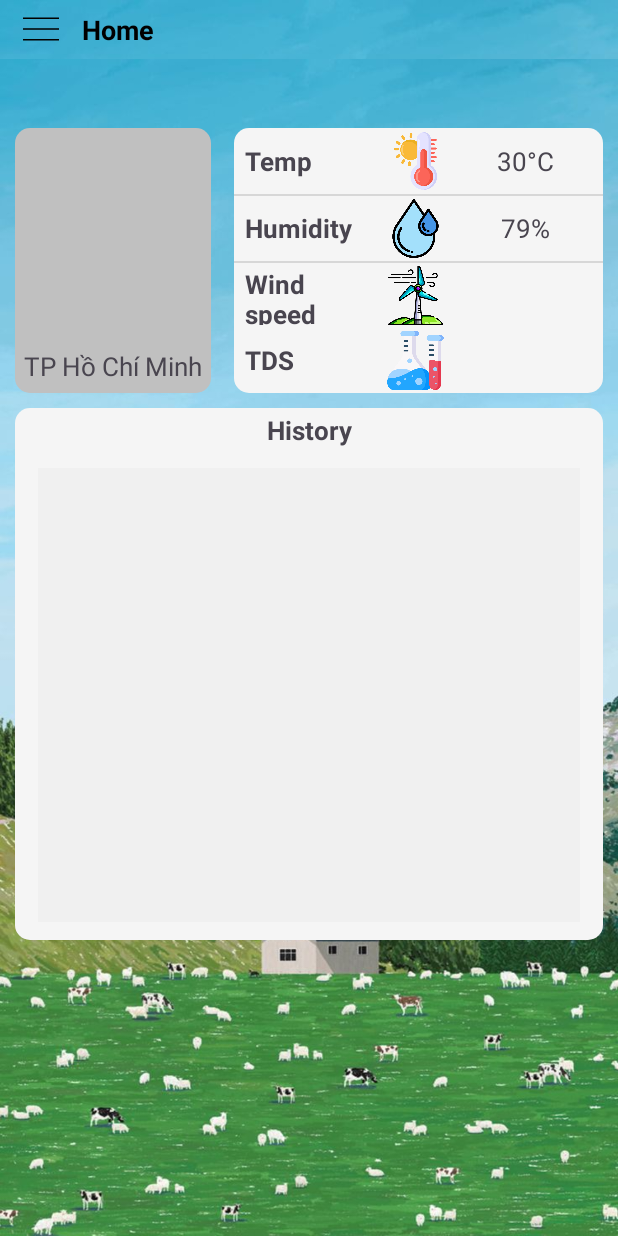
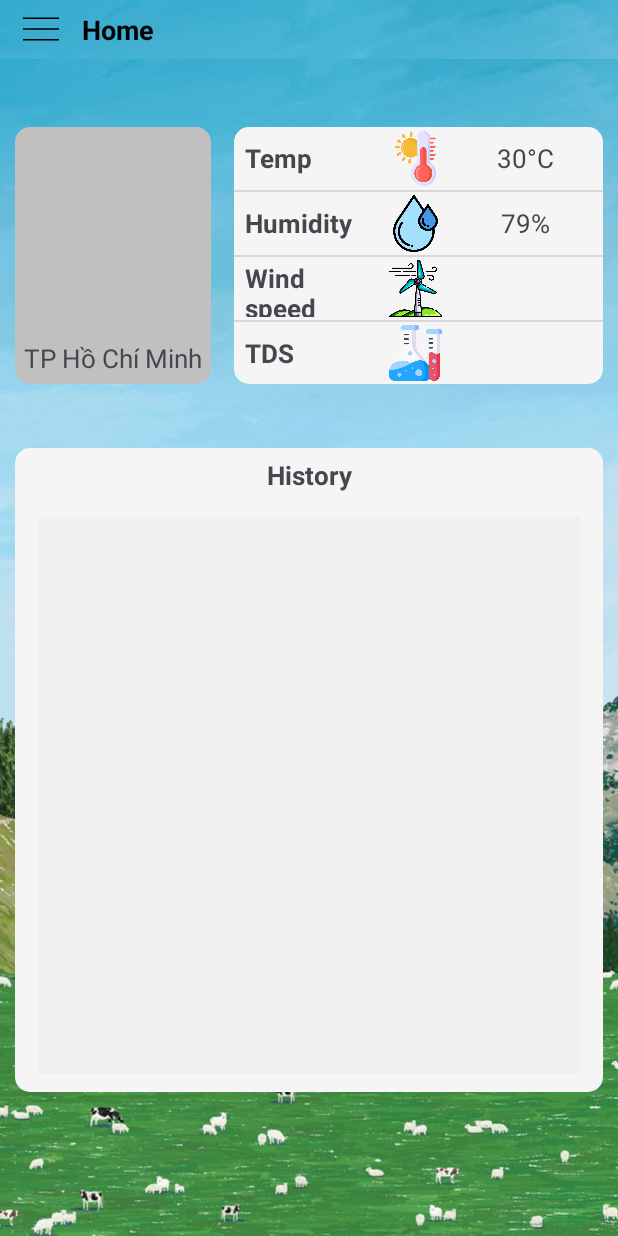
Before and after one commit to tuannguyen2208nat/Intern_2024, an Android app: the screen it shows after launch once a user with an empty profile is signed in (MainActivity), on a phone screen of 412 x 824 dp. Run offline under Robolectric (Android 15) with nearby library versions, the phone set to English and light mode, and no system bars; our stand-ins replace Firebase (no records; nobody signed in at launch, a user with empty details on screens opened directly), navigation-ui.

Commit message:
update UI

```diff
--- a/Front_end/app/src/main/res/layout/activity_welcome_login.xml
+++ b/Front_end/app/src/main/res/layout/activity_welcome_login.xml
@@ -37,7 +37,7 @@
                     android:gravity="top|center_horizontal"
                     android:id="@+id/text_hello"
                     android:layout_width="match_parent"
-                    android:layout_height="match_parent"
+                    android:layout_height="wrap_content"
                     android:text="Welcome to CaCo IOT"
                     android:textColor="@color/black"
                     android:textSize="25sp"
--- a/Front_end/app/src/main/res/layout/fragment_home.xml
+++ b/Front_end/app/src/main/res/layout/fragment_home.xml
@@ -66,7 +66,7 @@
                 android:layout_weight="1"
                 android:orientation="vertical"
                 android:gravity="center"
-                android:background="@drawable/border_black_1dp">
+                android:background="@drawable/border_black_background">
                 <LinearLayout
                     android:layout_width="match_parent"
                     android:layout_height="match_parent"
@@ -205,6 +205,11 @@
 
                 </LinearLayout>
 
+                <View
+                    android:layout_width="match_parent"
+                    android:layout_height="1dp"
+                    android:background="?android:attr/listDivider" />
+
                 <LinearLayout
                     android:layout_width="match_parent"
                     android:layout_height="match_parent"
@@ -249,16 +254,22 @@
 
         </LinearLayout>
 
+        <LinearLayout
+            android:layout_width="match_parent"
+            android:layout_height="0dp"
+            android:layout_weight="0.5"/>
+
+
+
 
 
         <LinearLayout
             android:layout_width="match_parent"
             android:layout_height="0dp"
-            android:layout_weight="4"
+            android:layout_weight="5"
             android:gravity="center"
             android:orientation="vertical"
-            android:layout_marginVertical="10dp"
-            android:background="@drawable/border_black_1dp"
+            android:background="@drawable/border_black_background"
             >
 
             <LinearLayout
@@ -298,7 +309,7 @@
         <LinearLayout
             android:layout_width="match_parent"
             android:layout_height="0dp"
-            android:layout_weight="2"/>
+            android:layout_weight="1"/>
 
 
 
```
Also changed, not shown: Front_end/app/src/main/res/layout/fragment_profile.xml (+14 -0 lines), Front_end/app/src/main/res/layout/layout_navigation_header.xml (+5 -13 lines), Front_end/app/src/main/res/drawable/border_black_background.xml (renamed from Front_end/app/src/main/res/drawable/border_black_1dp.xml).
